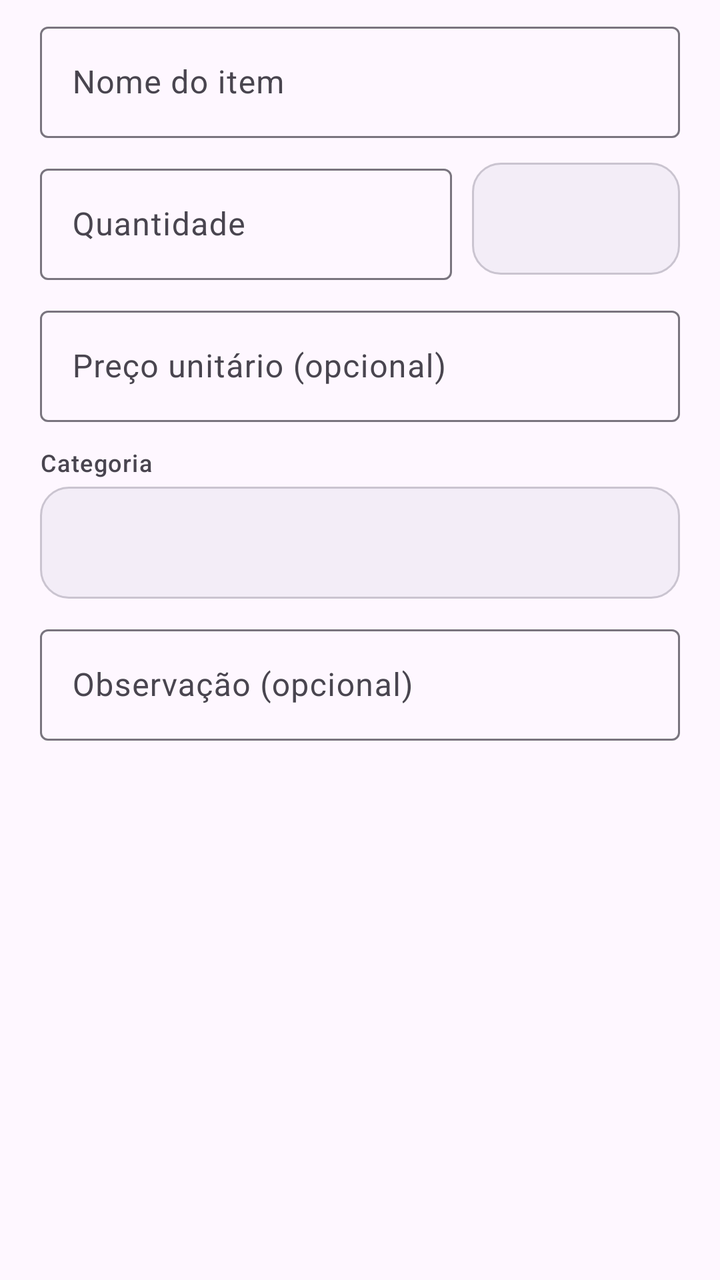
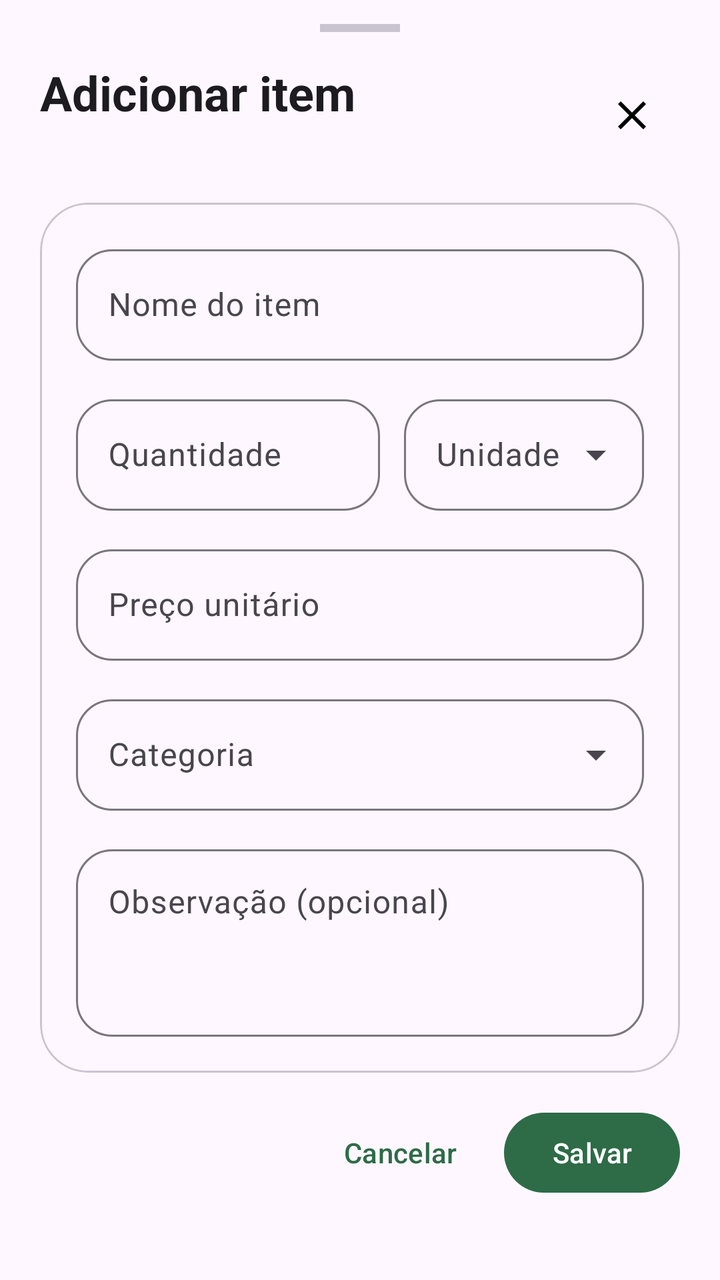

Screens rendered from an Android XML layout before and after an edit, with the pre-edit source and the edit as a unified diff.
<!-- AndroidManifest.xml: application theme Theme.ListaMercado -->
<!-- res/layout/dialog_item.xml -->
<?xml version="1.0" encoding="utf-8"?>
<ScrollView xmlns:android="http://schemas.android.com/apk/res/android"
    xmlns:app="http://schemas.android.com/apk/res-auto"
    android:layout_width="match_parent"
    android:layout_height="wrap_content">

    <LinearLayout
        android:layout_width="match_parent"
        android:layout_height="wrap_content"
        android:orientation="vertical"
        android:paddingStart="20dp"
        android:paddingTop="8dp"
        android:paddingEnd="20dp"
        android:paddingBottom="8dp">

        <com.google.android.material.textfield.TextInputLayout
            style="@style/Widget.Material3.TextInputLayout.OutlinedBox"
            android:layout_width="match_parent"
            android:layout_height="wrap_content"
            android:hint="Nome do item">

            <com.google.android.material.textfield.TextInputEditText
                android:id="@+id/inputName"
                android:layout_width="match_parent"
                android:layout_height="wrap_content"
                android:inputType="textCapSentences"
                android:maxLines="1" />
        </com.google.android.material.textfield.TextInputLayout>

        <LinearLayout
            android:layout_width="match_parent"
            android:layout_height="wrap_content"
            android:layout_marginTop="10dp"
            android:gravity="center_vertical"
            android:orientation="horizontal">

            <com.google.android.material.textfield.TextInputLayout
                style="@style/Widget.Material3.TextInputLayout.OutlinedBox"
                android:layout_width="0dp"
                android:layout_height="wrap_content"
                android:layout_weight="1"
                android:hint="Quantidade">

                <com.google.android.material.textfield.TextInputEditText
                    android:id="@+id/inputQuantity"
                    android:layout_width="match_parent"
                    android:layout_height="wrap_content"
                    android:inputType="numberDecimal" />
            </com.google.android.material.textfield.TextInputLayout>

            <Spinner
                android:id="@+id/spinnerUnit"
                android:layout_width="104dp"
                android:layout_height="56dp"
                android:layout_marginStart="10dp"
                android:background="@drawable/bg_input"
                android:paddingHorizontal="12dp" />
        </LinearLayout>

        <com.google.android.material.textfield.TextInputLayout
            style="@style/Widget.Material3.TextInputLayout.OutlinedBox"
            android:layout_width="match_parent"
            android:layout_height="wrap_content"
            android:layout_marginTop="10dp"
            android:hint="Preço unitário (opcional)"
            app:prefixText="R$ ">

            <com.google.android.material.textfield.TextInputEditText
                android:id="@+id/inputPrice"
                android:layout_width="match_parent"
                android:layout_height="wrap_content"
                android:inputType="number" />
        </com.google.android.material.textfield.TextInputLayout>

        <TextView
            android:layout_width="match_parent"
            android:layout_height="wrap_content"
            android:layout_marginTop="12dp"
            android:layout_marginBottom="4dp"
            android:text="Categoria"
            android:textAppearance="@style/TextAppearance.Material3.LabelMedium" />

        <Spinner
            android:id="@+id/spinnerCategory"
            android:layout_width="match_parent"
            android:layout_height="56dp"
            android:background="@drawable/bg_input"
            android:paddingHorizontal="12dp" />

        <com.google.android.material.textfield.TextInputLayout
            style="@style/Widget.Material3.TextInputLayout.OutlinedBox"
            android:layout_width="match_parent"
            android:layout_height="wrap_content"
            android:layout_marginTop="10dp"
            android:hint="Observação (opcional)">

            <com.google.android.material.textfield.TextInputEditText
                android:id="@+id/inputNote"
                android:layout_width="match_parent"
                android:layout_height="wrap_content"
                android:inputType="textCapSentences"
                android:maxLines="3" />
        </com.google.android.material.textfield.TextInputLayout>
    </LinearLayout>
</ScrollView>
<!-- resources referenced by this layout -->
<resources>
  <!-- drawable bg_input (drawable) -->
  <?xml version="1.0" encoding="utf-8"?>
  <shape xmlns:android="http://schemas.android.com/apk/res/android" android:shape="rectangle">
      <solid android:color="?attr/colorSurfaceContainer" />
      <corners android:radius="14dp" />
      <stroke android:width="1dp" android:color="?attr/colorOutlineVariant" />
  </shape>
  <style name="Theme.ListaMercado" parent="Theme.Material3.DayNight.NoActionBar">
          <item name="colorPrimary">@color/seed</item>
          <item name="android:navigationBarColor">?attr/colorSurface</item>
          <item name="android:statusBarColor">?attr/colorSurface</item>
          <item name="android:windowLightStatusBar" tools:targetApi="m">true</item>
      </style>
  <color name="seed">#2E6B47</color>
</resources>

<!-- the commit's change to res/layout/dialog_item.xml (unified diff, before → after) -->
@@ -1,105 +1,229 @@
 <?xml version="1.0" encoding="utf-8"?>
-<ScrollView xmlns:android="http://schemas.android.com/apk/res/android"
+<androidx.core.widget.NestedScrollView xmlns:android="http://schemas.android.com/apk/res/android"
     xmlns:app="http://schemas.android.com/apk/res-auto"
+    android:id="@+id/sheetItemRoot"
     android:layout_width="match_parent"
-    android:layout_height="wrap_content">
+    android:layout_height="wrap_content"
+    android:clipToPadding="false"
+    android:fillViewport="true"
+    android:paddingStart="20dp"
+    android:paddingTop="12dp"
+    android:paddingEnd="20dp"
+    android:paddingBottom="20dp">
 
     <LinearLayout
         android:layout_width="match_parent"
         android:layout_height="wrap_content"
-        android:orientation="vertical"
-        android:paddingStart="20dp"
-        android:paddingTop="8dp"
-        android:paddingEnd="20dp"
-        android:paddingBottom="8dp">
-
-        <com.google.android.material.textfield.TextInputLayout
-            style="@style/Widget.Material3.TextInputLayout.OutlinedBox"
-            android:layout_width="match_parent"
-            android:layout_height="wrap_content"
-            android:hint="Nome do item">
-
-            <com.google.android.material.textfield.TextInputEditText
-                android:id="@+id/inputName"
-                android:layout_width="match_parent"
-                android:layout_height="wrap_content"
-                android:inputType="textCapSentences"
-                android:maxLines="1" />
-        </com.google.android.material.textfield.TextInputLayout>
+        android:orientation="vertical">
+
+        <View
+            android:layout_width="40dp"
+            android:layout_height="4dp"
+            android:layout_gravity="center_horizontal"
+            android:background="?attr/colorOutlineVariant" />
 
         <LinearLayout
             android:layout_width="match_parent"
             android:layout_height="wrap_content"
-            android:layout_marginTop="10dp"
+            android:layout_marginTop="14dp"
             android:gravity="center_vertical"
             android:orientation="horizontal">
 
-            <com.google.android.material.textfield.TextInputLayout
-                style="@style/Widget.Material3.TextInputLayout.OutlinedBox"
+            <LinearLayout
                 android:layout_width="0dp"
                 android:layout_height="wrap_content"
                 android:layout_weight="1"
-                android:hint="Quantidade">
-
-                <com.google.android.material.textfield.TextInputEditText
-                    android:id="@+id/inputQuantity"
-                    android:layout_width="match_parent"
-                    android:layout_height="wrap_content"
-                    android:inputType="numberDecimal" />
-            </com.google.android.material.textfield.TextInputLayout>
-
-            <Spinner
-                android:id="@+id/spinnerUnit"
-                android:layout_width="104dp"
-                android:layout_height="56dp"
-                android:layout_marginStart="10dp"
-                android:background="@drawable/bg_input"
-                android:paddingHorizontal="12dp" />
+                android:orientation="vertical">
+
+                <TextView
+                    android:id="@+id/textSheetTitle"
+                    android:layout_width="match_parent"
+                    android:layout_height="wrap_content"
+                    android:text="Adicionar item"
+                    android:textAppearance="@style/TextAppearance.Material3.HeadlineSmall"
+                    android:textStyle="bold" />
+
+                <TextView
+                    android:id="@+id/textSheetSubtitle"
+                    android:layout_width="match_parent"
+                    android:layout_height="wrap_content"
+                    android:layout_marginTop="4dp"
+                    android:textAppearance="@style/TextAppearance.Material3.BodyMedium" />
+            </LinearLayout>
+
+            <ImageButton
+                android:id="@+id/buttonCloseSheet"
+                android:layout_width="48dp"
+                android:layout_height="48dp"
+                android:background="?attr/selectableItemBackgroundBorderless"
+                android:contentDescription="Fechar"
+                android:padding="12dp"
+                android:src="@drawable/ic_close" />
         </LinearLayout>
 
-        <com.google.android.material.textfield.TextInputLayout
-            style="@style/Widget.Material3.TextInputLayout.OutlinedBox"
+        <com.google.android.material.card.MaterialCardView
             android:layout_width="match_parent"
             android:layout_height="wrap_content"
-            android:layout_marginTop="10dp"
-            android:hint="Preço unitário (opcional)"
-            app:prefixText="R$ ">
-
-            <com.google.android.material.textfield.TextInputEditText
-                android:id="@+id/inputPrice"
+            android:layout_marginTop="16dp"
+            app:cardCornerRadius="24dp"
+            app:cardElevation="0dp"
+            app:strokeColor="?attr/colorOutlineVariant"
+            app:strokeWidth="1dp">
+
+            <LinearLayout
                 android:layout_width="match_parent"
                 android:layout_height="wrap_content"
-                android:inputType="number" />
-        </com.google.android.material.textfield.TextInputLayout>
-
-        <TextView
+                android:orientation="vertical"
+                android:padding="18dp">
+
+                <com.google.android.material.textfield.TextInputLayout
+                    android:id="@+id/layoutName"
+                    style="@style/Widget.Material3.TextInputLayout.OutlinedBox"
+                    android:layout_width="match_parent"
+                    android:layout_height="wrap_content"
+                    android:hint="Nome do item"
+                    app:boxCornerRadiusBottomEnd="18dp"
+                    app:boxCornerRadiusBottomStart="18dp"
+                    app:boxCornerRadiusTopEnd="18dp"
+                    app:boxCornerRadiusTopStart="18dp">
+
+                    <com.google.android.material.textfield.TextInputEditText
+                        android:id="@+id/inputName"
+                        android:layout_width="match_parent"
+                        android:layout_height="wrap_content"
+                        android:imeOptions="actionNext"
+                        android:inputType="textCapSentences"
+                        android:maxLines="1" />
+                </com.google.android.material.textfield.TextInputLayout>
+
+                <LinearLayout
+                    android:layout_width="match_parent"
+                    android:layout_height="wrap_content"
+                    android:layout_marginTop="14dp"
+                    android:orientation="horizontal">
+
+                    <com.google.android.material.textfield.TextInputLayout
+                        android:id="@+id/layoutQuantity"
+                        style="@style/Widget.Material3.TextInputLayout.OutlinedBox"
+                        android:layout_width="0dp"
+                        android:layout_height="wrap_content"
+                        android:layout_weight="1"
+                        android:hint="Quantidade"
+                        app:boxCornerRadiusBottomEnd="18dp"
+                        app:boxCornerRadiusBottomStart="18dp"
+                        app:boxCornerRadiusTopEnd="18dp"
+                        app:boxCornerRadiusTopStart="18dp">
+
+                        <com.google.android.material.textfield.TextInputEditText
+                            android:id="@+id/inputQuantity"
+                            android:layout_width="match_parent"
+                            android:layout_height="wrap_content"
+                            android:imeOptions="actionNext"
+                            android:inputType="numberDecimal" />
+                    </com.google.android.material.textfield.TextInputLayout>
+
+                    <com.google.android.material.textfield.TextInputLayout
+                        style="@style/Widget.Material3.TextInputLayout.OutlinedBox.ExposedDropdownMenu"
+                        android:layout_width="120dp"
+                        android:layout_height="wrap_content"
+                        android:layout_marginStart="12dp"
+                        android:hint="Unidade"
+                        app:boxCornerRadiusBottomEnd="18dp"
+                        app:boxCornerRadiusBottomStart="18dp"
+                        app:boxCornerRadiusTopEnd="18dp"
+                        app:boxCornerRadiusTopStart="18dp">
+
+                        <com.google.android.material.textfield.MaterialAutoCompleteTextView
+                            android:id="@+id/spinnerUnit"
+                            android:layout_width="match_parent"
+                            android:layout_height="wrap_content"
+                            android:focusable="false"
+                            android:inputType="none" />
+                    </com.google.android.material.textfield.TextInputLayout>
+                </LinearLayout>
+
+                <com.google.android.material.textfield.TextInputLayout
+                    android:id="@+id/layoutPrice"
+                    style="@style/Widget.Material3.TextInputLayout.OutlinedBox"
+                    android:layout_width="match_parent"
+                    android:layout_height="wrap_content"
+                    android:layout_marginTop="14dp"
+                    android:hint="Preço unitário"
+                    app:boxCornerRadiusBottomEnd="18dp"
+                    app:boxCornerRadiusBottomStart="18dp"
+                    app:boxCornerRadiusTopEnd="18dp"
+                    app:boxCornerRadiusTopStart="18dp"
+                    app:prefixText="R$ ">
+
+                    <com.google.android.material.textfield.TextInputEditText
+                        android:id="@+id/inputPrice"
+                        android:layout_width="match_parent"
+                        android:layout_height="wrap_content"
+                        android:imeOptions="actionNext"
+                        android:inputType="number" />
+                </com.google.android.material.textfield.TextInputLayout>
+
+                <com.google.android.material.textfield.TextInputLayout
+                    style="@style/Widget.Material3.TextInputLayout.OutlinedBox.ExposedDropdownMenu"
+                    android:layout_width="match_parent"
+                    android:layout_height="wrap_content"
+                    android:layout_marginTop="14dp"
+                    android:hint="Categoria"
+                    app:boxCornerRadiusBottomEnd="18dp"
+                    app:boxCornerRadiusBottomStart="18dp"
+                    app:boxCornerRadiusTopEnd="18dp"
+                    app:boxCornerRadiusTopStart="18dp">
+
+                    <com.google.android.material.textfield.MaterialAutoCompleteTextView
+                        android:id="@+id/spinnerCategory"
+                        android:layout_width="match_parent"
+                        android:layout_height="wrap_content"
+                        android:focusable="false"
+                        android:inputType="none" />
+                </com.google.android.material.textfield.TextInputLayout>
+
+                <com.google.android.material.textfield.TextInputLayout
+                    style="@style/Widget.Material3.TextInputLayout.OutlinedBox"
+                    android:layout_width="match_parent"
+                    android:layout_height="wrap_content"
+                    android:layout_marginTop="14dp"
+                    android:hint="Observação (opcional)"
+                    app:boxCornerRadiusBottomEnd="18dp"
+                    app:boxCornerRadiusBottomStart="18dp"
+                    app:boxCornerRadiusTopEnd="18dp"
+                    app:boxCornerRadiusTopStart="18dp">
+
+                    <com.google.android.material.textfield.TextInputEditText
+                        android:id="@+id/inputNote"
+                        android:layout_width="match_parent"
+                        android:layout_height="wrap_content"
+                        android:gravity="top|start"
+                        android:inputType="textCapSentences|textMultiLine"
+                        android:minLines="3" />
+                </com.google.android.material.textfield.TextInputLayout>
+            </LinearLayout>
+        </com.google.android.material.card.MaterialCardView>
+
+        <LinearLayout
             android:layout_width="match_parent"
             android:layout_height="wrap_content"
-            android:layout_marginTop="12dp"
-            android:layout_marginBottom="4dp"
-            android:text="Categoria"
-            android:textAppearance="@style/TextAppearance.Material3.LabelMedium" />
-
-        <Spinner
-            android:id="@+id/spinnerCategory"
-            android:layout_width="match_parent"
-            android:layout_height="56dp"
-            android:background="@drawable/bg_input"
-            android:paddingHorizontal="12dp" />
-
-        <com.google.android.material.textfield.TextInputLayout
-            style="@style/Widget.Material3.TextInputLayout.OutlinedBox"
-            android:layout_width="match_parent"
-            android:layout_height="wrap_content"
-            android:layout_marginTop="10dp"
-            android:hint="Observação (opcional)">
-
-            <com.google.android.material.textfield.TextInputEditText
-                android:id="@+id/inputNote"
-                android:layout_width="match_parent"
-                android:layout_height="wrap_content"
-                android:inputType="textCapSentences"
-                android:maxLines="3" />
-        </com.google.android.material.textfield.TextInputLayout>
+            android:layout_marginTop="16dp"
+            android:gravity="end"
+            android:orientation="horizontal">
+
+            <com.google.android.material.button.MaterialButton
+                android:id="@+id/buttonCancel"
+                style="@style/Widget.Material3.Button.TextButton"
+                android:layout_width="wrap_content"
+                android:layout_height="wrap_content"
+                android:text="Cancelar" />
+
+            <com.google.android.material.button.MaterialButton
+                android:id="@+id/buttonSave"
+                android:layout_width="wrap_content"
+                android:layout_height="wrap_content"
+                android:layout_marginStart="8dp"
+                android:text="Salvar" />
+        </LinearLayout>
     </LinearLayout>
-</ScrollView>
+</androidx.core.widget.NestedScrollView>
<!-- resource entries referenced after the edit -->
@@ -1,12 +1,15 @@
 <!-- resources referenced by this layout -->
 <resources>
-  <!-- drawable bg_input (drawable) -->
-  <?xml version="1.0" encoding="utf-8"?>
-  <shape xmlns:android="http://schemas.android.com/apk/res/android" android:shape="rectangle">
-      <solid android:color="?attr/colorSurfaceContainer" />
-      <corners android:radius="14dp" />
-      <stroke android:width="1dp" android:color="?attr/colorOutlineVariant" />
-  </shape>
+  <!-- drawable ic_close (drawable) -->
+  <vector xmlns:android="http://schemas.android.com/apk/res/android"
+      android:width="24dp"
+      android:height="24dp"
+      android:viewportWidth="24"
+      android:viewportHeight="24">
+      <path
+          android:fillColor="#FF000000"
+          android:pathData="M19,6.41L17.59,5 12,10.59 6.41,5 5,6.41 10.59,12 5,17.59 6.41,19 12,13.41 17.59,19 19,17.59 13.41,12z" />
+  </vector>
   <style name="Theme.ListaMercado" parent="Theme.Material3.DayNight.NoActionBar">
           <item name="colorPrimary">@color/seed</item>
           <item name="android:navigationBarColor">?attr/colorSurface</item>
